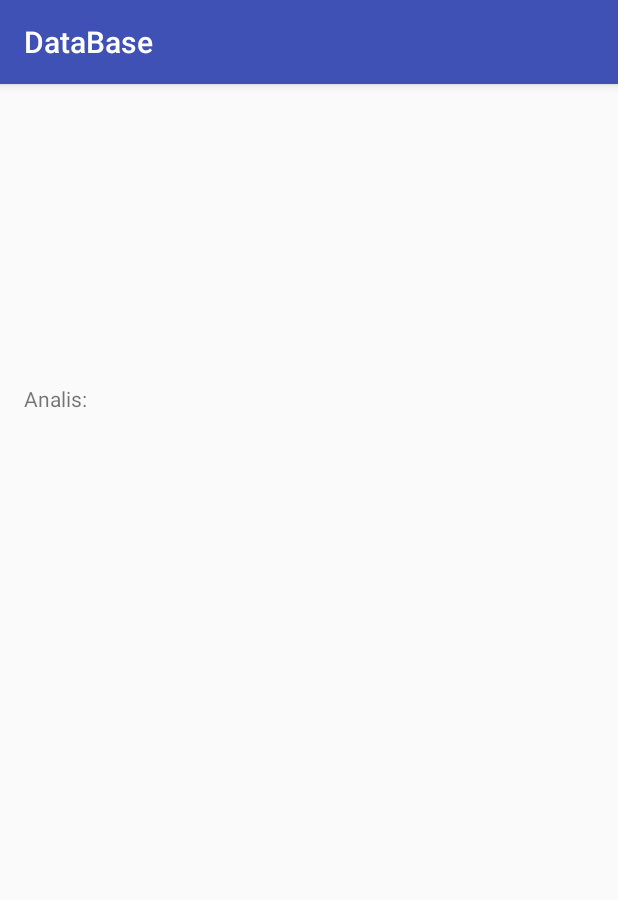
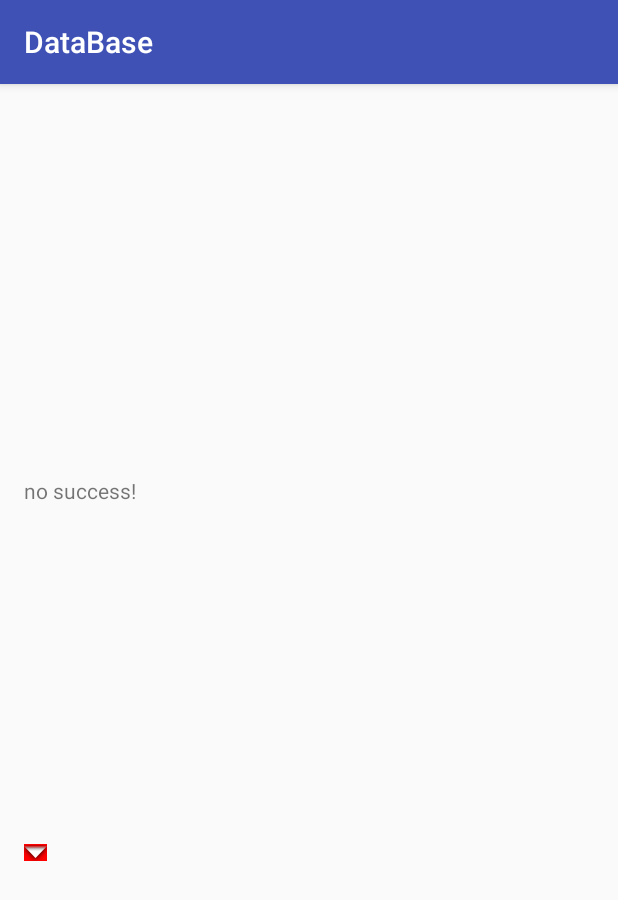
Before and after one commit to sailsdima/Database, an Android app: the SyntaxisAnalisatorActivity screen opened directly, with no data from a screen before it, on a phone screen of 412 x 824 dp. Shown: the top 900 px of the screen. Run offline under Robolectric (Android 15) with nearby library versions, the phone set to English and light mode, and no system bars; 4 statements that could not run were skipped.

Commit message:
Before changing..

```diff
--- a/app/src/main/java/com/example/sails/database/LexicalAnalisator.java
+++ b/app/src/main/java/com/example/sails/database/LexicalAnalisator.java
@@ -44,7 +44,7 @@ public class LexicalAnalisator {
         myTokens.add(new Token("keyWord", arrKeywords));
         myTokens.add(new Token("keyWord (dataType)", arrDataTypes));
         myTokens.add(new Token("number", patternNumbers));
-        myTokens.add(new Token("compoun dOperator", arrCompoundOperator));
+        myTokens.add(new Token("compound Operator", arrCompoundOperator));
         myTokens.add(new Token("comparison operator", arrComparisonOperators));
         myTokens.add(new Token("symbol quote", arrSymbolsQuotes));
         myTokens.add(new Token("symbol", arrSymbols));
--- a/app/src/main/java/com/example/sails/database/SyntaxisAnalisatorActivity.java
+++ b/app/src/main/java/com/example/sails/database/SyntaxisAnalisatorActivity.java
@@ -1,8 +1,11 @@
 package com.example.sails.database;
 
+import android.graphics.Color;
 import android.support.v7.app.AppCompatActivity;
 import android.os.Bundle;
 import android.util.Log;
+import android.util.StringBuilderPrinter;
+import android.widget.ImageView;
 import android.widget.TextView;
 
 import java.util.ArrayList;
@@ -26,7 +29,56 @@ public class SyntaxisAnalisatorActivity extends AppCompatActivity {
 
         textViewSyntAnalisatorQuery.setText(query);
 
-        //ArrayList<Lexeme> lexemes = checkActivity.getLexemes(query);
+
+
+        LexicalAnalisator lexicalAnalisator = new LexicalAnalisator(this);
+
+        String zapros1 = "SELECT <column names> FROM <column name> INNER JOIN <column name> ON <column names> = <column names>" +
+                " WHERE <column names> " +
+                "= <constant value> AND <column names> = <constant value>;";
+
+
+        ArrayList<Lexeme> lexemes = lexicalAnalisator.getLexemes(query);
+       /* StringBuilder stringBuilder = new StringBuilder();
+        for(Lexeme lexeme : lexemes){
+            if(lexeme.getType().equals("keyWord") || lexeme.getType().equals("comparison operators")
+                    || lexeme.getType().equals("compound Operator") || lexeme.getType().equals("symbol"))
+                stringBuilder.append(lexeme.getWord() + " ");
+            else
+                stringBuilder.append("<" + lexeme.getType() + "> ");
+        }*/
+
+        StringBuilder stringQuery = new StringBuilder();
+        for(int i = 0; i < lexemes.size(); i++){
+            if(lexemes.get(i).getType().equals("table or column"))
+                stringQuery.append("<column name>");
+            else  if (lexemes.get(i).getType().equals("constant value"))
+                stringQuery.append("<constant value>");
+            else if(lexemes.get(i).getType().equals("symbol"))
+                stringQuery.append(lexemes.get(i).getWord());
+            else stringQuery.append(" " + lexemes.get(i).getWord() + " ");
+        }
+
+        String changedQuery = stringQuery.toString().replaceAll("(<column name>.<column name>,?)+", " <column names> ");
+        changedQuery = changedQuery.trim();
+        changedQuery = changedQuery.replaceAll("[\\s]{2,}", " ");
+
+        ImageView imageView = (ImageView) findViewById(R.id.imageViewSyntaxisAnalisator);
+        if(changedQuery.equals(zapros1)){
+            imageView.setImageResource(android.R.drawable.arrow_up_float);
+            imageView.setBackgroundColor(Color.GREEN);
+            textViewSyntAnalisatorAnalis.setText("success!");
+        }
+
+        else {
+            imageView.setImageResource(android.R.drawable.arrow_down_float);
+            imageView.setBackgroundColor(Color.RED);
+            textViewSyntAnalisatorAnalis.setText("no success!");
+        }
+
+        Log.d(LOG_TAG, changedQuery);
+        Log.d(LOG_TAG, zapros1);
+        textViewSyntAnalisatorAnalis.append(changedQuery);
         //Log.d(LOG_TAG, lexemes.get(1).toString());
 
     }
--- a/app/src/main/java/com/example/sails/database/UniverDBActivity.java
+++ b/app/src/main/java/com/example/sails/database/UniverDBActivity.java
@@ -302,7 +302,7 @@ public class UniverDBActivity extends AppCompatActivity implements View.OnClickL
 
 
         switch (query.split(" ")[0]) {
-            case "SWITCH":
+            case "SELECT":
                 Cursor cursor = database.rawQuery(query, new String[]{});
                 String values[] = {"", ""};
 
--- a/app/src/main/res/layout/activity_syntaxis_analisator.xml
+++ b/app/src/main/res/layout/activity_syntaxis_analisator.xml
@@ -3,20 +3,20 @@
     xmlns:tools="http://schemas.android.com/tools"
     android:layout_width="match_parent"
     android:layout_height="match_parent"
+    android:orientation="vertical"
     android:paddingBottom="@dimen/activity_vertical_margin"
     android:paddingLeft="@dimen/activity_horizontal_margin"
     android:paddingRight="@dimen/activity_horizontal_margin"
     android:paddingTop="@dimen/activity_vertical_margin"
-    tools:context="com.example.sails.database.SyntaxisAnalisatorActivity"
-    android:orientation="vertical">
+    tools:context="com.example.sails.database.SyntaxisAnalisatorActivity">
 
 
     <TextView
+        android:id="@+id/textViewSyntAnalisatorQuery"
         android:layout_width="match_parent"
         android:layout_height="match_parent"
-            android:layout_weight="3"
-            android:id="@+id/textViewSyntAnalisatorQuery"
-            android:text="your query"/>
+        android:layout_weight="1"
+        android:text="your query" />
 
     <LinearLayout
         android:layout_width="match_parent"
@@ -24,11 +24,23 @@
         android:layout_weight="1">
 
         <TextView
+            android:id="@+id/textViewSyntAnalisatorAnalis"
             android:layout_width="match_parent"
             android:layout_height="match_parent"
-                android:id="@+id/textViewSyntAnalisatorAnalis"
-                android:text="Analis:"/>
+            android:text="Analis:" />
 
+
+    </LinearLayout>
+
+    <LinearLayout
+        android:layout_width="match_parent"
+        android:layout_height="match_parent"
+        android:layout_weight="1">
+
+        <ImageView
+            android:layout_width="wrap_content"
+            android:layout_height="wrap_content"
+            android:id="@+id/imageViewSyntaxisAnalisator"/>
 
     </LinearLayout>
 
```
Lines whose indentation alone changed are shown as unchanged.
